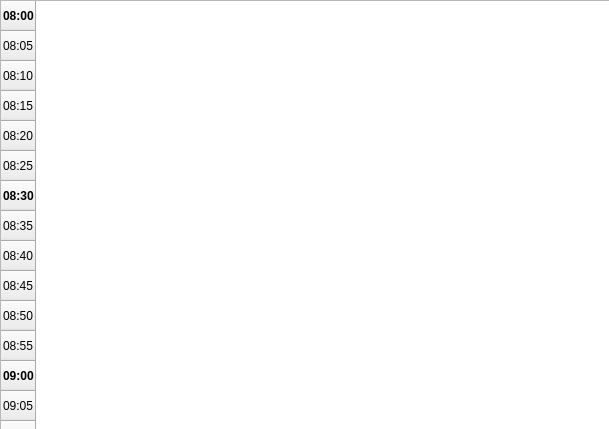
First picture: the form in schedule_table.ui, repository EmilyXinyi/Work-Flow, before the edit.
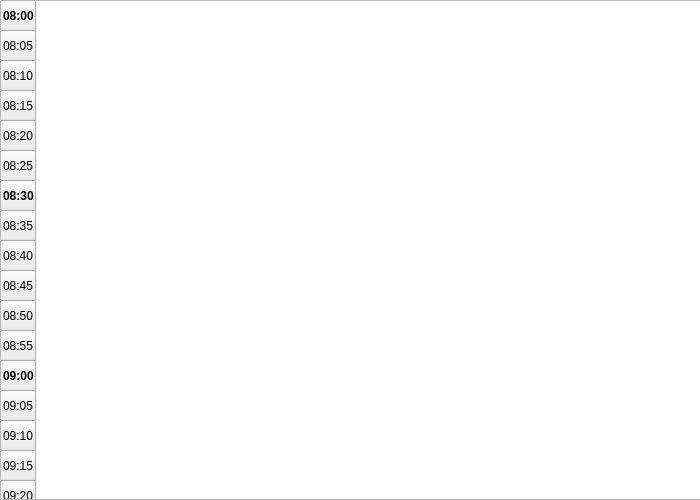
Second picture: the form after the edit.

The edit to the form file:
```diff
--- a/schedule_table.ui
+++ b/schedule_table.ui
@@ -6,10 +6,22 @@
    <rect>
     <x>0</x>
     <y>0</y>
-    <width>609</width>
-    <height>429</height>
+    <width>700</width>
+    <height>500</height>
    </rect>
   </property>
+  <property name="sizePolicy">
+   <sizepolicy hsizetype="MinimumExpanding" vsizetype="MinimumExpanding">
+    <horstretch>0</horstretch>
+    <verstretch>0</verstretch>
+   </sizepolicy>
+  </property>
+  <property name="minimumSize">
+   <size>
+    <width>500</width>
+    <height>200</height>
+   </size>
+  </property>
   <property name="windowTitle">
    <string>Form</string>
   </property>
```
